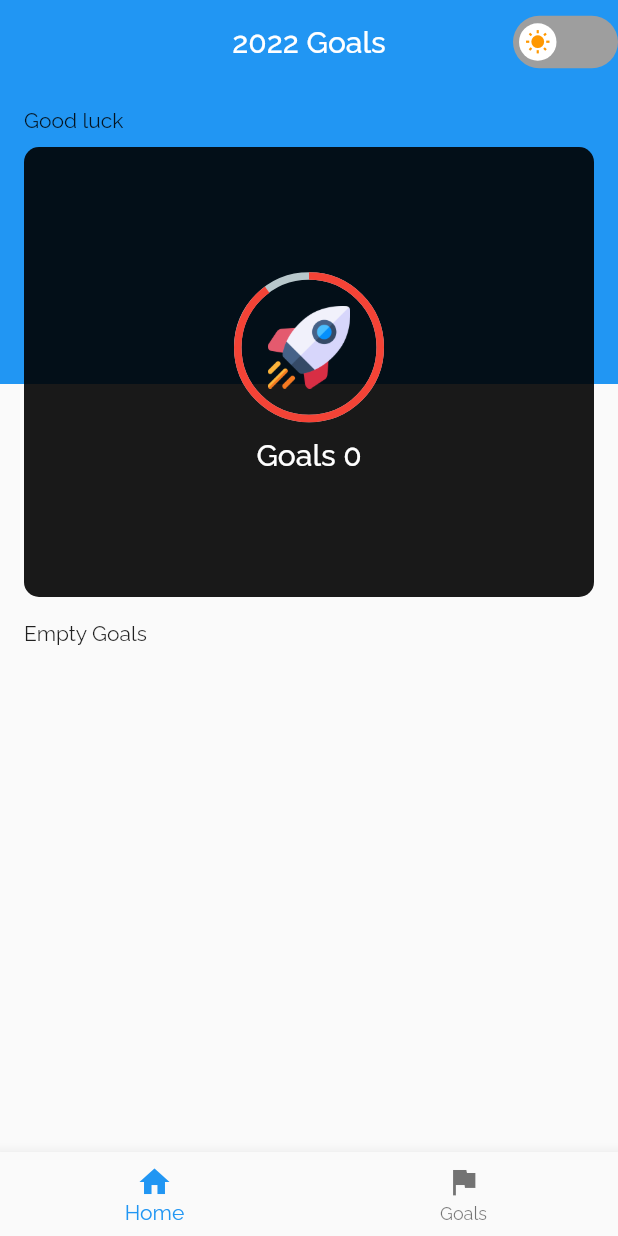
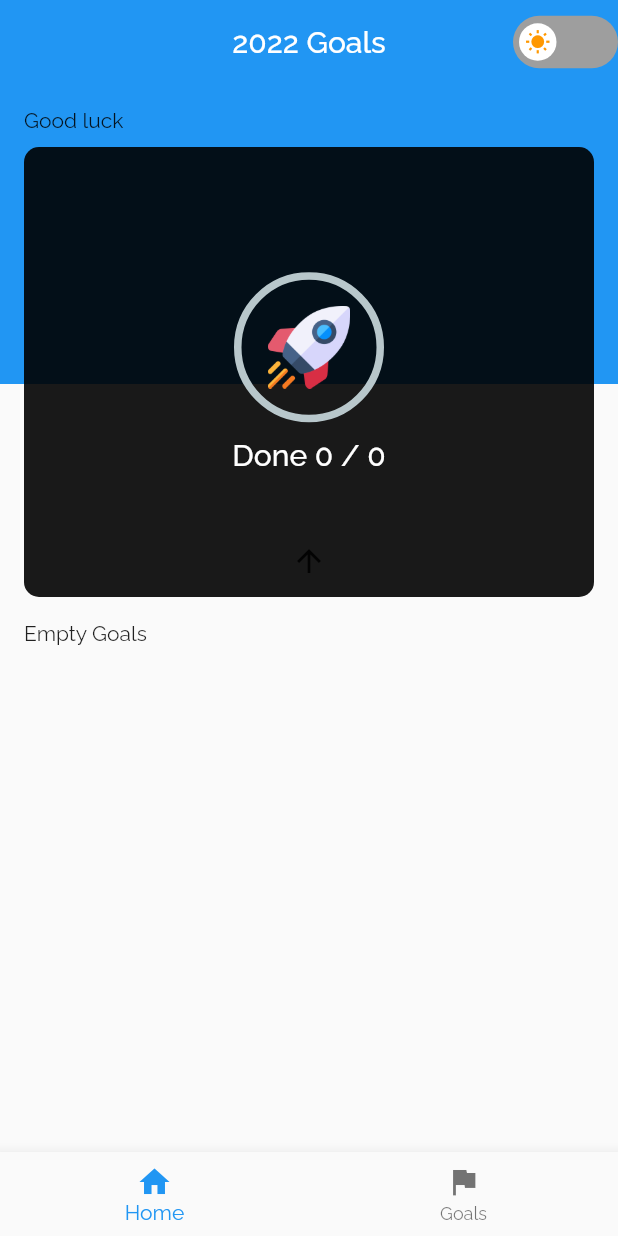
Before and after one commit to italoevan/goals2022, a Flutter app: the screen it shows after launch, on a phone screen of 412 x 824 dp. Run offline on Flutter 3.47's test engine with Material 2 defaults, Android fonts, the phone set to English and light mode, and no system bars; drawn by our look-alikes of flutter_switch, percent_indicator; our stand-ins replace flutter_modular, flutter_svg, get, google_fonts, shared_preferences, sqflite and 1 more; accounts and stored records are empty.

Commit message:
fix: done added

```diff
--- a/lib/core/app_module.dart
+++ b/lib/core/app_module.dart
@@ -1,4 +1,3 @@
-import 'package:flutter/cupertino.dart';
 import 'package:flutter_modular/flutter_modular.dart';
 import 'package:goals_2022/core/consts/app_routes.dart';
 import 'package:goals_2022/modules/home/core/home_module.dart';
@@ -11,7 +10,7 @@ class AppModule extends Module {
 
   @override
   List<ModularRoute> get routes => [
-        ChildRoute(AppRoutes.splash,
+        ChildRoute(Modular.initialRoute,
             child: (context, arg) => SplashScreen(
                   controller: Modular.get(),
                 )),
--- a/lib/core/consts/app_routes.dart
+++ b/lib/core/consts/app_routes.dart
@@ -1,4 +1,3 @@
 abstract class AppRoutes {
-  static const String splash = "/";
-  static const String home = "/home";
+  static String get home => "/home/";
 }
--- a/lib/main.dart
+++ b/lib/main.dart
@@ -22,7 +22,7 @@ class MyApp extends StatelessWidget {
               theme: AppTheme.appTheme.isDark
                   ? ThemeData.dark().copyWith(
                       textTheme: GoogleFonts.ralewayTextTheme(
-                          TextTheme(bodyText1: TextStyle(color: Colors.white))))
+                          const TextTheme(bodyText1: TextStyle(color: Colors.white))))
                   : ThemeData.light()
                       .copyWith(textTheme: GoogleFonts.ralewayTextTheme()),
             ).modular());
--- a/lib/modules/home/core/consts/home_routes.dart
+++ b/lib/modules/home/core/consts/home_routes.dart
@@ -1,4 +1,5 @@
+const String moduleName = "/home";
+
 abstract class HomeRoutes {
-  static const root = "/";
-
+  static String get editGoal => '/editgoal';
 }
--- a/lib/modules/home/presenter/pages/home.dart
+++ b/lib/modules/home/presenter/pages/home/home.dart
@@ -1,9 +1,8 @@
 import 'package:flutter/material.dart';
 import 'package:flutter_switch/flutter_switch.dart';
 import 'package:get/get.dart';
-import 'package:goals_2022/domain/entities/goal.dart';
 import 'package:goals_2022/external/goal_dao_impl.dart';
-import 'package:goals_2022/modules/home/presenter/pages/home_controller.dart';
+import 'package:goals_2022/modules/home/presenter/pages/home/home_controller.dart';
 import 'package:goals_2022/modules/home/presenter/subpages/goals/goals_controller.dart';
 import 'package:goals_2022/modules/home/presenter/subpages/goals/goals_subpage.dart';
 import 'package:goals_2022/modules/home/presenter/subpages/home_subpage.dart';
@@ -23,11 +22,10 @@ class HomePage extends StatefulWidget {
 }
 
 class _HomePageState extends State<HomePage> {
+  GoalDaoImpl dao = GoalDaoImpl();
+
   @override
   Widget build(BuildContext context) {
-    GoalDaoImpl dao = GoalDaoImpl();
-
-
     dao.read().then((value) => print(value));
     return Scaffold(
         appBar: AppBar(
@@ -60,7 +58,7 @@ class _HomePageState extends State<HomePage> {
           ],
         ),
         body: PageView(
-          controller: widget.controller.pageContoller,
+          controller: widget.controller.pageController,
           physics: const NeverScrollableScrollPhysics(),
           children: [
             HomeSubpage(
--- a/lib/modules/home/presenter/pages/home_controller.dart
+++ b/lib/modules/home/presenter/pages/home/home_controller.dart
@@ -5,15 +5,18 @@ import 'package:goals_2022/infra/datasource/goal_dao.dart';
 
 abstract class HomeController {
   void refreshPage();
-  abstract PageController pageContoller;
+  abstract PageController pageController;
   void changePage(int index);
   abstract List<Goal> goals;
   abstract int currentIndex;
   abstract bool isLoading;
+  String get doneText;
+  double get donePercentage;
 }
 
 class HomeControllerImpl implements HomeController {
   final GoalDao dao;
+  // ignore: prefer_final_fields
   var _isLoading = false.obs;
 
   @override
@@ -24,11 +27,39 @@ class HomeControllerImpl implements HomeController {
   var index = 0.obs;
 
   @override
-  PageController pageContoller = PageController();
+  PageController pageController = PageController();
 
   @override
   set currentIndex(int _currentIndex) {
     index.value = _currentIndex;
+  }
+
+  @override
+  String get doneText{
+
+    int _dones = 0;
+    int _goalsLengh = goals.length;
+
+    for (Goal element in goals) {
+      element.done! ? _dones+= 1 : DoNothingAction();
+    }
+
+    return "$_dones / $_goalsLengh";
+
+  }
+
+  @override
+  double get donePercentage{
+
+    int _dones = 0;
+    int _goalsLengh = goals.length;
+
+    goals.forEach((element) {
+      element.done! ? _dones+= 1 : DoNothingAction();
+    });
+
+    return (_dones * 100) / _goalsLengh;
+
   }
 
   @override
@@ -37,7 +68,7 @@ class HomeControllerImpl implements HomeController {
   @override
   void changePage(int _index) {
     index.value = _index;
-    pageContoller.animateToPage(_index,
+    pageController.animateToPage(_index,
         duration: const Duration(milliseconds: 100), curve: Curves.easeOutExpo);
   }
 
--- a/lib/modules/home/presenter/subpages/goals/goals_controller.dart
+++ b/lib/modules/home/presenter/subpages/goals/goals_controller.dart
@@ -2,7 +2,7 @@ import 'package:get/get.dart';
 import 'package:goals_2022/domain/entities/goal.dart';
 import 'package:goals_2022/infra/datasource/goal_dao.dart';
 import 'package:flutter/material.dart';
-import 'package:goals_2022/modules/home/presenter/pages/home_controller.dart';
+import 'package:goals_2022/modules/home/presenter/pages/home/home_controller.dart';
 
 abstract class GoalsController {
   abstract Goal? goal;
--- a/lib/modules/home/presenter/subpages/goals/goals_subpage.dart
+++ b/lib/modules/home/presenter/subpages/goals/goals_subpage.dart
@@ -1,5 +1,4 @@
 import 'package:flutter/material.dart';
-import 'package:goals_2022/modules/home/presenter/pages/home_controller.dart';
 import 'package:goals_2022/modules/home/presenter/subpages/goals/goals_controller.dart';
 
 class GoalsSubpage extends StatelessWidget {
--- a/lib/modules/home/presenter/subpages/home_subpage.dart
+++ b/lib/modules/home/presenter/subpages/home_subpage.dart
@@ -1,14 +1,18 @@
 import 'package:flutter/material.dart';
+import 'package:flutter_modular/flutter_modular.dart';
 import 'package:get/get.dart';
 import 'package:goals_2022/domain/entities/goal.dart';
+import 'package:goals_2022/modules/home/core/consts/home_routes.dart';
 import 'package:goals_2022/modules/home/presenter/components/subpages/home/goal_component.dart';
-import 'package:goals_2022/modules/home/presenter/pages/home_controller.dart';
+import 'package:goals_2022/modules/home/presenter/pages/home/home_controller.dart';
+import 'package:goals_2022/modules/home/utils/navigator/home_navigator.dart';
 import 'package:goals_2022/shared/themes/app_theme.dart';
 import 'package:percent_indicator/circular_percent_indicator.dart';
 
 class HomeSubpage extends StatefulWidget {
   final HomeController controller;
-  const HomeSubpage({Key? key, required this.controller}) : super(key: key);
+  final HomeNavigator navigator = Modular.get();
+  HomeSubpage({Key? key, required this.controller}) : super(key: key);
 
   @override
   State<HomeSubpage> createState() => _HomeSubpageState();
@@ -55,6 +59,75 @@ class _HomeSubpageState extends State<HomeSubpage> {
       ],
     );
   }
+
+  ValueListenableBuilder _buildProgressWidget(
+      BuildContext context, HomeController controller) {
+    ValueNotifier _isClosed = ValueNotifier(false);
+
+    return ValueListenableBuilder(
+        valueListenable: _isClosed,
+        builder: (context, _, w) {
+          switch (_isClosed.value) {
+            case true:
+              return Center(
+                child: SizedBox(
+                  height: 20,
+                  child: IconButton(
+                    icon: const Icon(Icons.arrow_circle_down_sharp),
+                    onPressed: () => _isClosed.value = false,
+                  ),
+                ),
+              );
+            case false:
+              return Container(
+                width: MediaQuery.of(context).size.width,
+                height: 300,
+                decoration: BoxDecoration(
+                    borderRadius: BorderRadius.circular(10),
+                    color: Colors.black.withOpacity(0.9)),
+                child: Stack(
+                  children: [
+                    Column(
+                      crossAxisAlignment: CrossAxisAlignment.stretch,
+                      mainAxisAlignment: MainAxisAlignment.center,
+                      children: [
+                        CircularPercentIndicator(
+                          animation: true,
+                          center: Image.asset(
+                            "lib/shared/assets/rocket.png",
+                            height: 55,
+                          ),
+                          radius: 100,
+                          percent: controller.donePercentage,
+                        ),
+                        const SizedBox(
+                          height: 10,
+                        ),
+                        Center(
+                            child: Obx(() => controller.isLoading
+                                ? const Text("")
+                                : Text(
+                              "Done ${controller.doneText}",
+                              style: Theme.of(context)
+                                  .textTheme
+                                  .bodyText1
+                                  ?.copyWith(
+                                  color: Colors.white, fontSize: 20),
+                            ))),
+                      ],
+                    ),
+                    Align(
+                      alignment: Alignment.bottomCenter,
+                      child: IconButton(
+                          onPressed: () => _isClosed.value = true,
+                          icon: const Icon(Icons.arrow_upward_outlined)),
+                    )
+                  ],
+                ),
+              );
+          }
+          return Container();
+        });
   }
 
   Widget _buildGoalsList(List<Goal>? list) {
@@ -71,43 +144,11 @@ Widget _buildGoalsList(List<Goal>? list) {
                 color: Colors.transparent,
               ),
           itemBuilder: (context, index) {
-          return GoalComponent(list[index]);
+            return GoalComponent(list[index],
+                onTap: (value) => widget.navigator.toGoalEdit());
           }),
     );
   }
 
-Widget _buildProgressWidget(BuildContext context, HomeController controller) {
-  return Container(
-    width: MediaQuery.of(context).size.width,
-    height: 300,
-    decoration: BoxDecoration(
-        borderRadius: BorderRadius.circular(10),
-        color: Colors.black.withOpacity(0.9)),
-    child: Column(
-      mainAxisAlignment: MainAxisAlignment.center,
-      children: [
-        CircularPercentIndicator(
-          animation: true,
-          center: Image.asset(
-            "lib/shared/assets/rocket.png",
-            height: 55,
-          ),
-          radius: 100,
-          percent: 0.9,
-        ),
-        const SizedBox(
-          height: 10,
-        ),
-        Obx(() => controller.isLoading
-            ? const Text("")
-            : Text(
-                "Goals ${controller.goals.length}",
-                style: Theme.of(context)
-                    .textTheme
-                    .bodyText1
-                    ?.copyWith(color: Colors.white, fontSize: 20),
-              )),
-      ],
-    ),
-  );
+
 }
--- a/lib/shared/themes/app_theme.dart
+++ b/lib/shared/themes/app_theme.dart
@@ -9,6 +9,7 @@ class AppTheme extends ChangeNotifier {
   bool? persistedValue;
   bool isDark = false;
 
+  ///A singleton of Theme used to change app theme
   static final AppTheme appTheme = AppTheme();
 
   void changeTheme() async {
```
Also changed, not shown: lib/modules/home/core/home_module.dart (+14 -4 lines), lib/modules/home/presenter/components/subpages/home/goal_component.dart (+9 -3 lines), lib/modules/home/presenter/pages/goals_edit/goals_edit_controller.dart (added, +7 -0 lines), lib/modules/home/presenter/pages/goals_edit/goals_edit_page.dart (added, +21 -0 lines), lib/modules/home/utils/navigator/home_navigator.dart (added, +13 -0 lines), lib/modules/home/presenter/pages/home/home_state.dart (renamed from lib/modules/home/presenter/pages/home_state.dart), pubspec.lock, 2 other files. Lines whose indentation alone changed are shown as unchanged.
